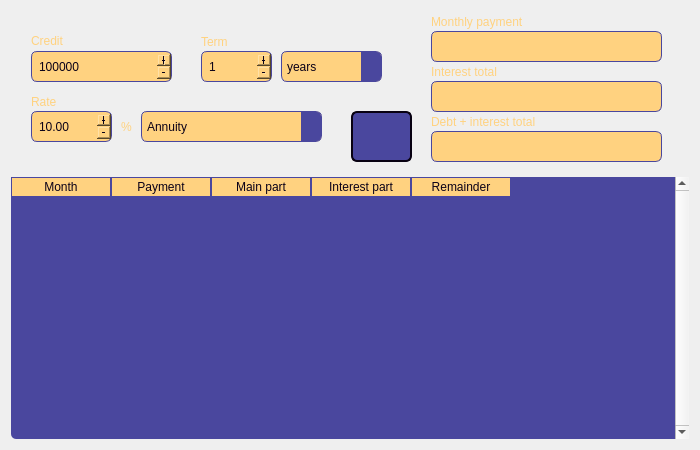
Before: the Qt Designer form interface/creditcalculator.ui in alexvnderftw/S21CalculatorCPP, drawn with Qt 5.
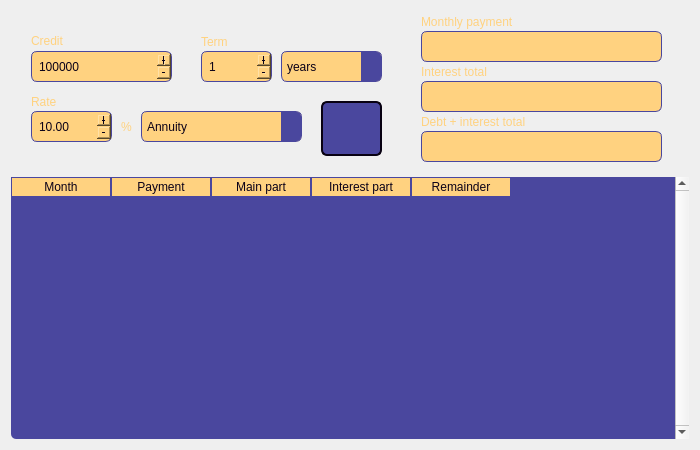
After: the same form once the commit is applied. Icons and pictures are not drawn.

Commit message: MVP: final style decisions.

What changed in the file:
```diff
--- a/interface/creditcalculator.ui
+++ b/interface/creditcalculator.ui
@@ -332,12 +332,25 @@
      <widget class="QPushButton" name="pushButtonFillCredit">
       <property name="geometry">
        <rect>
-        <x>340</x>
-        <y>100</y>
+        <x>310</x>
+        <y>90</y>
         <width>61</width>
-        <height>51</height>
+        <height>55</height>
        </rect>
       </property>
+      <property name="styleSheet">
+       <string notr="true">/*QPushButton {
+background-color: rgb(0, 179, 116);
+}
+
+QPushButton:hover {
+background-color: rgb(0, 230, 149);
+}
+
+QPushButton:pressed {
+background-color: rgb(0, 51, 33);
+}*/</string>
+      </property>
       <property name="text">
        <string/>
       </property>
@@ -347,8 +360,8 @@
       </property>
       <property name="iconSize">
        <size>
-        <width>30</width>
-        <height>30</height>
+        <width>32</width>
+        <height>32</height>
        </size>
       </property>
      </widget>
@@ -357,7 +370,7 @@
        <rect>
         <x>130</x>
         <y>100</y>
-        <width>181</width>
+        <width>161</width>
         <height>31</height>
        </rect>
       </property>
@@ -428,9 +441,9 @@
      <widget class="QLineEdit" name="lineEditPayment">
       <property name="geometry">
        <rect>
-        <x>420</x>
+        <x>410</x>
         <y>20</y>
-        <width>231</width>
+        <width>241</width>
         <height>31</height>
        </rect>
       </property>
@@ -441,9 +454,9 @@
      <widget class="QLineEdit" name="lineEditInterest">
       <property name="geometry">
        <rect>
-        <x>420</x>
+        <x>410</x>
         <y>70</y>
-        <width>231</width>
+        <width>241</width>
         <height>31</height>
        </rect>
       </property>
@@ -454,9 +467,9 @@
      <widget class="QLineEdit" name="lineEditTotal">
       <property name="geometry">
        <rect>
-        <x>420</x>
+        <x>410</x>
         <y>120</y>
-        <width>231</width>
+        <width>241</width>
         <height>31</height>
        </rect>
       </property>
@@ -467,7 +480,7 @@
      <widget class="QLabel" name="labelPayment">
       <property name="geometry">
        <rect>
-        <x>420</x>
+        <x>410</x>
         <y>0</y>
         <width>251</width>
         <height>21</height>
@@ -480,7 +493,7 @@
      <widget class="QLabel" name="labelInterest">
       <property name="geometry">
        <rect>
-        <x>420</x>
+        <x>410</x>
         <y>50</y>
         <width>251</width>
         <height>21</height>
@@ -493,7 +506,7 @@
      <widget class="QLabel" name="labelTotal">
       <property name="geometry">
        <rect>
-        <x>420</x>
+        <x>410</x>
         <y>100</y>
         <width>251</width>
         <height>21</height>
```
Left out of the diff: 8 changed lines with no effect on the pictures. The commit also changes 30 other files.
